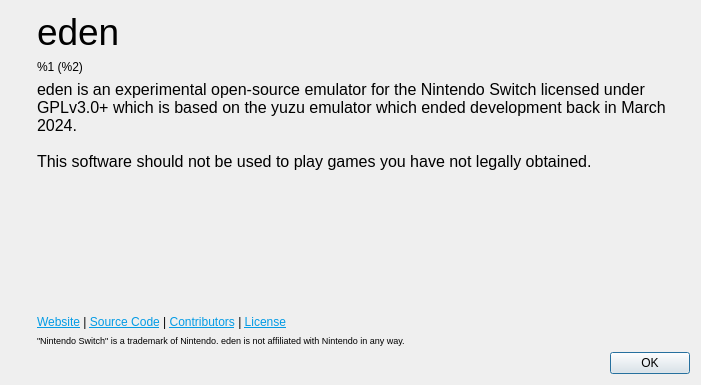
Qt form src/yuzu/aboutdialog.ui (rorrim-rorrim/eden-alt) before a commit.
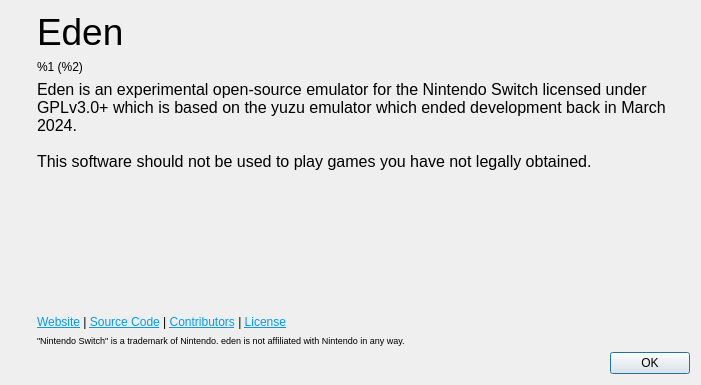
The same form after that commit. Icons and pictures are not drawn.

Commit message: [desktop, core] yuzu -> Eden, eden -> Eden

```diff
--- a/src/yuzu/aboutdialog.ui
+++ b/src/yuzu/aboutdialog.ui
@@ -69,7 +69,7 @@
           </sizepolicy>
          </property>
          <property name="text">
-          <string>&lt;html&gt;&lt;head/&gt;&lt;body&gt;&lt;p&gt;&lt;span style=&quot; font-size:28pt;&quot;&gt;eden&lt;/span&gt;&lt;/p&gt;&lt;/body&gt;&lt;/html&gt;</string>
+          <string>&lt;html&gt;&lt;head/&gt;&lt;body&gt;&lt;p&gt;&lt;span style=&quot; font-size:28pt;&quot;&gt;Eden&lt;/span&gt;&lt;/p&gt;&lt;/body&gt;&lt;/html&gt;</string>
          </property>
         </widget>
        </item>
@@ -101,8 +101,8 @@
 hr { height: 1px; border-width: 0; }
 li.unchecked::marker { content: &quot;\2610&quot;; }
 li.checked::marker { content: &quot;\2612&quot;; }
-&lt;/style&gt;&lt;/head&gt;&lt;body style=&quot; font-family:'Adwaita Sans'; font-size:11pt; font-weight:400; font-style:normal;&quot;&gt;
-&lt;p style=&quot; margin-top:0px; margin-bottom:0px; margin-left:0px; margin-right:0px; -qt-block-indent:0; text-indent:0px;&quot;&gt;&lt;span style=&quot; font-family:'MS Shell Dlg 2'; font-size:12pt;&quot;&gt;eden is an experimental open-source emulator for the Nintendo Switch licensed under GPLv3.0+ which is based on the yuzu emulator which ended development back in March 2024. &lt;br /&gt;&lt;br /&gt;This software should not be used to play games you have not legally obtained.&lt;/span&gt;&lt;/p&gt;&lt;/body&gt;&lt;/html&gt;</string>
+&lt;/style&gt;&lt;/head&gt;&lt;body style=&quot; font-family:'Noto Sans'; font-size:9pt; font-weight:400; font-style:normal;&quot;&gt;
+&lt;p style=&quot; margin-top:0px; margin-bottom:0px; margin-left:0px; margin-right:0px; -qt-block-indent:0; text-indent:0px;&quot;&gt;&lt;span style=&quot; font-family:'MS Shell Dlg 2'; font-size:12pt;&quot;&gt;Eden is an experimental open-source emulator for the Nintendo Switch licensed under GPLv3.0+ which is based on the yuzu emulator which ended development back in March 2024. &lt;br /&gt;&lt;br /&gt;This software should not be used to play games you have not legally obtained.&lt;/span&gt;&lt;/p&gt;&lt;/body&gt;&lt;/html&gt;</string>
          </property>
          <property name="alignment">
           <set>Qt::AlignmentFlag::AlignLeading|Qt::AlignmentFlag::AlignLeft|Qt::AlignmentFlag::AlignVCenter</set>
```
Left out of the diff: 1 changed line with no effect on the pictures. The commit also changes 31 other files.
